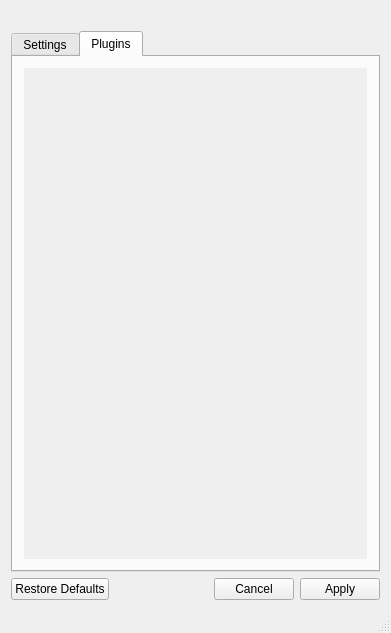
Old version of the form designer/main_window.ui in the repository oskarsh/Yin-Yang.
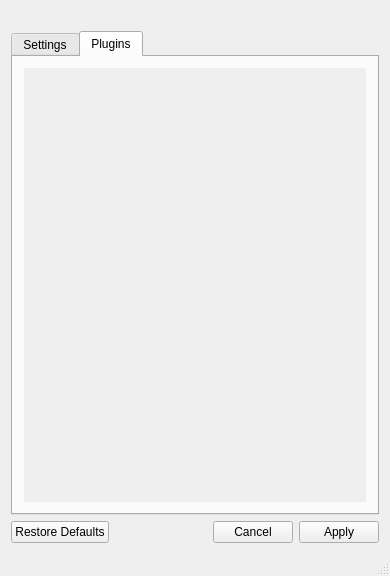
New version of the form. The open tabs and pages were chosen to show the change. Icons and pictures are not drawn.

What changed in the file:
```diff
--- a/designer/main_window.ui
+++ b/designer/main_window.ui
@@ -2,23 +2,6 @@
 <ui version="4.0">
  <class>main_window</class>
  <widget class="QMainWindow" name="main_window">
-  <property name="enabled">
-   <bool>true</bool>
-  </property>
-  <property name="geometry">
-   <rect>
-    <x>0</x>
-    <y>0</y>
-    <width>391</width>
-    <height>633</height>
-   </rect>
-  </property>
-  <property name="minimumSize">
-   <size>
-    <width>377</width>
-    <height>0</height>
-   </size>
-  </property>
   <property name="windowTitle">
    <string notr="true">Yin &amp; Yang</string>
   </property>
@@ -344,8 +327,8 @@
             <rect>
              <x>0</x>
              <y>0</y>
-             <width>359</width>
-             <height>411</height>
+             <width>348</width>
+             <height>451</height>
             </rect>
            </property>
            <layout class="QVBoxLayout" name="plugins_scroll_content_layout"/>
```
Left out of the diff: 8 changed lines with no effect on the pictures.
